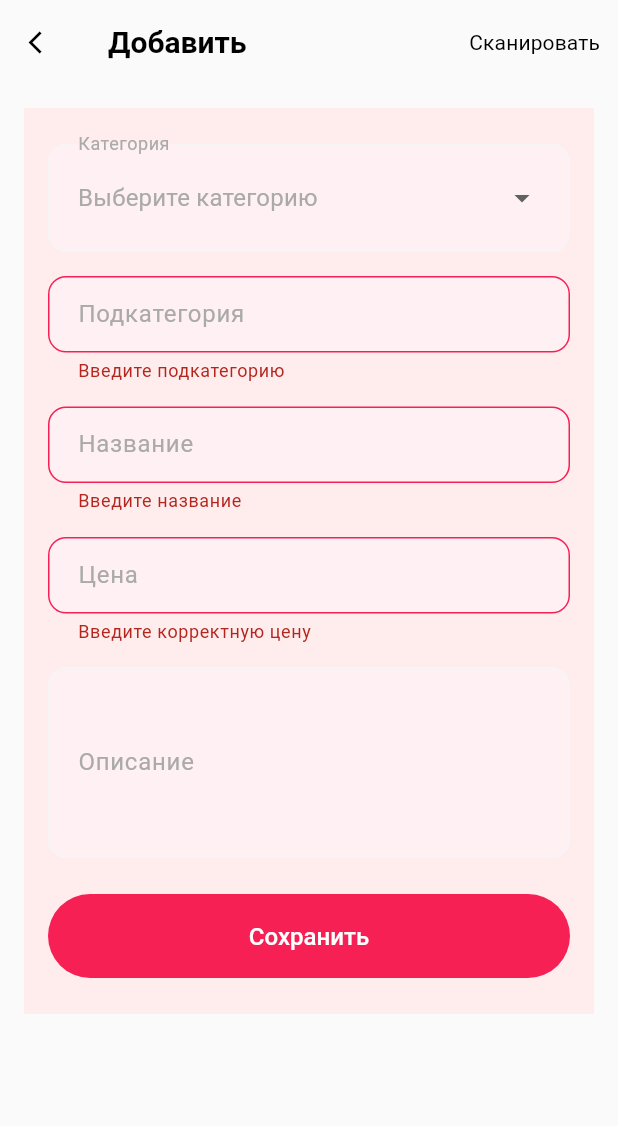
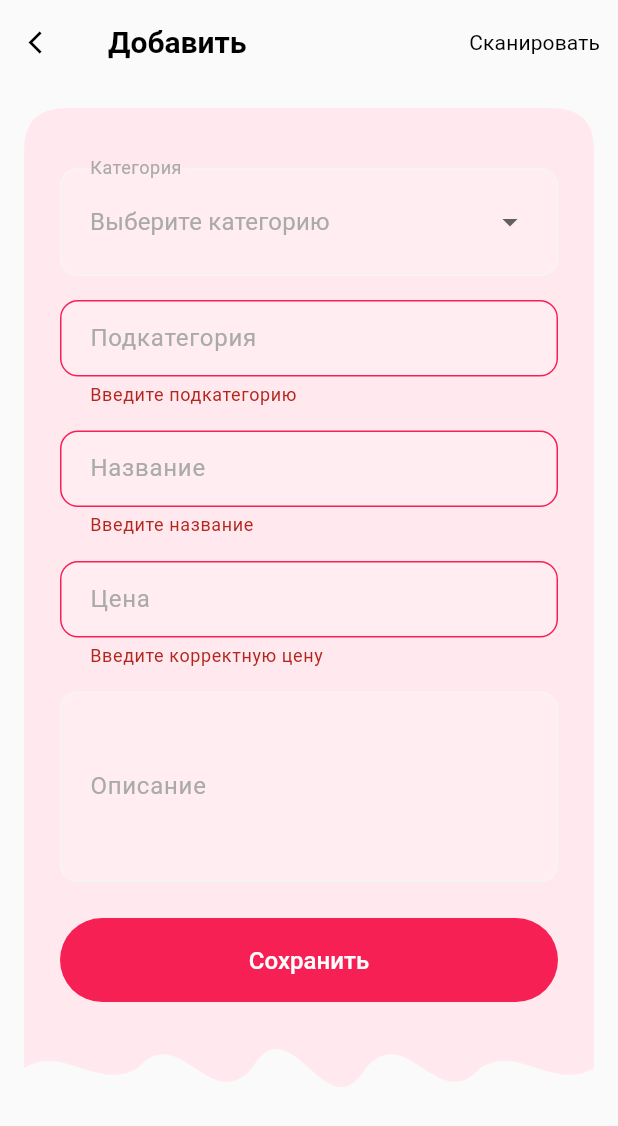
Before and after one commit to erjigit12/malina, a Flutter app: the AddBasketPage screen opened by its route, after a tap on "Сохранить", on a phone screen of 412 x 824 dp. Shown: the top 1126 px of the screen. Run offline on Flutter 3.47's test engine with Material 3 defaults, Android fonts, the phone set to English and light mode, and no system bars; our stand-ins replace bloc, equatable, flutter_bloc, flutter_svg, get_it, go_router and 4 more; accounts and stored records are empty.

```diff
--- a/lib/src/features/basket/presentation/pages/add_basket_page.dart
+++ b/lib/src/features/basket/presentation/pages/add_basket_page.dart
@@ -2,9 +2,8 @@ import 'package:flutter/material.dart';
 import 'package:flutter_bloc/flutter_bloc.dart';
 import 'package:go_router/go_router.dart';
 import 'package:malina/src/core/core.dart';
-import 'package:malina/src/features/auth/presentation/widgets/confirm_button.dart';
 import 'package:malina/src/features/basket/domain/entities/basket_item_entity.dart';
-import 'package:malina/src/features/basket/presentation/bloc/basket_bloc.dart';
+import 'package:malina/src/features/features.dart';
 
 class AddBasketPage extends StatefulWidget {
   const AddBasketPage({super.key});
@@ -127,14 +126,10 @@ class _AddBasketPageState extends State<AddBasketPage> {
           final categories = state.categories;
           return SingleChildScrollView(
             padding: const EdgeInsets.all(16),
-            child: Container(
-              decoration: const BoxDecoration(
-                image: DecorationImage(
-                  fit: BoxFit.cover,
-                  image: AssetImage('assets/images/backbasket.png'),
-                ),
-              ),
-              padding: const EdgeInsets.symmetric(horizontal: 16, vertical: 24),
+            child: CustomPaint(
+              painter: AddBasketBackgroundPainter(),
+              child: Padding(
+                padding: const EdgeInsets.symmetric(horizontal: 24, vertical: 40),
                 child: Form(
                   key: _formKey,
                   child: Column(
@@ -186,7 +181,9 @@ class _AddBasketPageState extends State<AddBasketPage> {
                       ),
                       const SizedBox(height: 24),
                       ConfirmButton(title: 'Сохранить', onPressed: _onSave),
+                      const SizedBox(height: 32),
                     ],
+                  ),
                 ),
               ),
             ),
@@ -214,7 +211,7 @@ class _AddBasketPageState extends State<AddBasketPage> {
             labelText: 'Категория',
             labelStyle: AppTextStyles.f16w400.copyWith(color: AppColors.grey),
             filled: true,
-            fillColor: const Color(0xFFFFF0F3),
+            fillColor: const Color(0xFFFFEDF2),
             contentPadding: const EdgeInsets.symmetric(horizontal: 16, vertical: 12),
             enabledBorder: _fieldBorder(AppColors.lightGrey),
             focusedBorder: _fieldBorder(AppColors.primary),
@@ -265,7 +262,7 @@ class _AddBasketPageState extends State<AddBasketPage> {
         labelText: label,
         labelStyle: AppTextStyles.f16w400.copyWith(color: AppColors.grey),
         filled: true,
-        fillColor: const Color(0xFFFFF0F3),
+        fillColor: const Color(0xFFFFEDF2),
         contentPadding: const EdgeInsets.symmetric(horizontal: 16, vertical: 16),
         enabledBorder: _fieldBorder(AppColors.lightGrey),
         focusedBorder: _fieldBorder(AppColors.primary),
--- /dev/null
+++ b/lib/src/features/basket/presentation/widgets/add_basket_background_painter.dart
@@ -0,0 +1,49 @@
+import 'package:flutter/material.dart';
+
+class AddBasketBackgroundPainter extends CustomPainter {
+  @override
+  void paint(Canvas canvas, Size size) {
+    final paint =
+        Paint()
+          ..color = const Color(0xFFFFE9EF)
+          ..style = PaintingStyle.fill;
+
+    final path = Path();
+    const radius = 28.0;
+    final w = size.width;
+    final h = size.height;
+    final baseY = h - 28;
+
+    path.moveTo(0, radius);
+    path.quadraticBezierTo(0, 0, radius, 0);
+    path.lineTo(w - radius, 0);
+    path.quadraticBezierTo(w, 0, w, radius);
+    path.lineTo(w, baseY);
+
+    const amplitudes = [16.0, 32.0, 44.0, 32.0, 16.0];
+    final segmentWidth = w / amplitudes.length;
+
+    for (var i = amplitudes.length - 1; i >= 0; i--) {
+      final startX = segmentWidth * (i + 1);
+      final endX = segmentWidth * i;
+      final amplitude = amplitudes[i];
+
+      path.cubicTo(
+        startX - segmentWidth * 0.35,
+        baseY + amplitude,
+        startX - segmentWidth * 0.65,
+        baseY - amplitude,
+        endX,
+        baseY,
+      );
+    }
+
+    path.lineTo(0, radius);
+    path.close();
+
+    canvas.drawPath(path, paint);
+  }
+
+  @override
+  bool shouldRepaint(covariant CustomPainter oldDelegate) => false;
+}
--- a/lib/src/features/basket/presentation/widgets/widgets.dart
+++ b/lib/src/features/basket/presentation/widgets/widgets.dart
@@ -6,3 +6,4 @@ export 'category_selector.dart';
 export 'basket_item_tile.dart';
 export 'quantity_control.dart';
 export 'item_thumbnail.dart';
+export 'add_basket_background_painter.dart';
```
Lines whose indentation alone changed are shown as unchanged.
